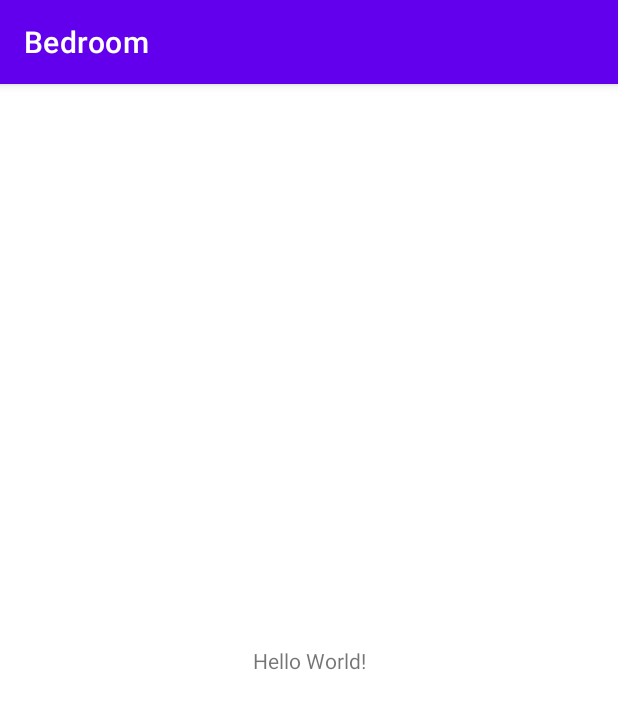
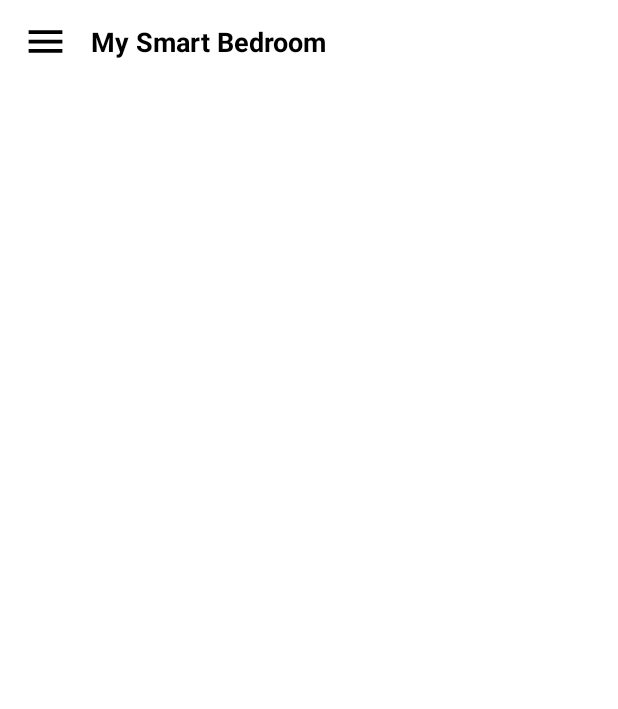
Before and after one commit to brendonrodrigues1999/My-Smart-Bedroom, an Android app: the MainActivity screen opened directly, with no data from a screen before it, on a phone screen of 412 x 824 dp. Shown: the top 709 px of the screen. Run offline under Robolectric (Android 15) with nearby library versions, the phone set to English and light mode, and no system bars; our stand-ins replace Firebase (no records; nobody signed in at launch, a user with empty details on screens opened directly).

Commit message:
Android: implemeted side navigation

```diff
--- a/app/build.gradle
+++ b/app/build.gradle
@@ -46,4 +46,11 @@ dependencies {
     testImplementation 'junit:junit:4.13.2'
     androidTestImplementation 'androidx.test.ext:junit:1.1.3'
     androidTestImplementation 'androidx.test.espresso:espresso-core:3.4.0'
+   // Material Design
+    implementation 'com.google.android.material:material:1.2.0-alphao2'
+    // Rounded Image View
+    implementation 'com.makeramen:roundedimageview:2.3.0'
+    // Navigation Component
+    implementation 'androidx.navigation:navigation-fragment-ktx:2.2.0-rc03'
+    implementation 'androidx.navigation:navigation-ui-ktx:2.2.0-rc03'
 }
--- a/app/src/main/AndroidManifest.xml
+++ b/app/src/main/AndroidManifest.xml
@@ -19,7 +19,7 @@
         <activity
             android:name=".SplashScreenActivity"
             android:exported="true"
-            android:theme="@style/AppTheme.NoActionBar">
+            android:theme="@style/AppTheme">
             <intent-filter>
                 <action android:name="android.intent.action.MAIN" />
 
@@ -32,7 +32,8 @@
             android:exported="false" />
         <activity
             android:name=".MainActivity"
-            android:exported="true"></activity>
+            android:exported="true"
+            android:theme="@style/AppTheme"></activity>
     </application>
 
 </manifest>
--- a/app/src/main/java/com/example/mysmartbedroom/LoginActivity.kt
+++ b/app/src/main/java/com/example/mysmartbedroom/LoginActivity.kt
@@ -7,7 +7,6 @@ import android.widget.Button
 import android.widget.EditText
 import android.widget.Toast
 import com.google.firebase.auth.FirebaseAuth
-import kotlin.math.log
 
 class LoginActivity : AppCompatActivity() {
     private lateinit var auth: FirebaseAuth
--- a/app/src/main/java/com/example/mysmartbedroom/MainActivity.kt
+++ b/app/src/main/java/com/example/mysmartbedroom/MainActivity.kt
@@ -3,6 +3,9 @@ package com.example.mysmartbedroom
 import android.content.Intent
 import androidx.appcompat.app.AppCompatActivity
 import android.os.Bundle
+import android.widget.ImageView
+import androidx.core.view.GravityCompat
+import androidx.drawerlayout.widget.DrawerLayout
 import com.google.firebase.auth.FirebaseAuth
 
 class MainActivity : AppCompatActivity() {
@@ -16,5 +19,10 @@ class MainActivity : AppCompatActivity() {
             startActivity(Intent(this,LoginActivity::class.java))
             finish()
         }
+        val drawerlayout = findViewById<DrawerLayout>(R.id.drawerLayout)
+        val menuBtn = findViewById<ImageView>(R.id.imageMenu)
+        menuBtn.setOnClickListener{
+            drawerlayout.openDrawer(GravityCompat.START)
+        }
     }
 }
--- /dev/null
+++ b/app/src/main/res/drawable/ic_logout.xml
@@ -0,0 +1,5 @@
+<vector android:height="24dp" android:tint="#000000"
+    android:viewportHeight="24" android:viewportWidth="24"
+    android:width="24dp" xmlns:android="http://schemas.android.com/apk/res/android">
+    <path android:fillColor="@android:color/white" android:pathData="M19,3H5C3.9,3 3,3.9 3,5v14c0,1.1 0.9,2 2,2h14c1.1,0 2,-0.9 2,-2V5C21,3.9 20.1,3 19,3zM12,6c1.93,0 3.5,1.57 3.5,3.5c0,1.93 -1.57,3.5 -3.5,3.5s-3.5,-1.57 -3.5,-3.5C8.5,7.57 10.07,6 12,6zM19,19H5v-0.23c0,-0.62 0.28,-1.2 0.76,-1.58C7.47,15.82 9.64,15 12,15s4.53,0.82 6.24,2.19c0.48,0.38 0.76,0.97 0.76,1.58V19z"/>
+</vector>
--- /dev/null
+++ b/app/src/main/res/drawable/ic_menu.xml
@@ -0,0 +1,5 @@
+<vector android:height="24dp" android:tint="#000000"
+    android:viewportHeight="24" android:viewportWidth="24"
+    android:width="24dp" xmlns:android="http://schemas.android.com/apk/res/android">
+    <path android:fillColor="@android:color/white" android:pathData="M3,18h18v-2L3,16v2zM3,13h18v-2L3,11v2zM3,6v2h18L21,6L3,6z"/>
+</vector>
--- /dev/null
+++ b/app/src/main/res/drawable/ic_profile.xml
@@ -0,0 +1,5 @@
+<vector android:height="24dp" android:tint="#000000"
+    android:viewportHeight="24" android:viewportWidth="24"
+    android:width="24dp" xmlns:android="http://schemas.android.com/apk/res/android">
+    <path android:fillColor="@android:color/white" android:pathData="M12,12c2.21,0 4,-1.79 4,-4s-1.79,-4 -4,-4 -4,1.79 -4,4 1.79,4 4,4zM12,14c-2.67,0 -8,1.34 -8,4v2h16v-2c0,-2.66 -5.33,-4 -8,-4z"/>
+</vector>
--- a/app/src/main/res/layout/activity_main.xml
+++ b/app/src/main/res/layout/activity_main.xml
@@ -1,18 +1,50 @@
 <?xml version="1.0" encoding="utf-8"?>
-<androidx.constraintlayout.widget.ConstraintLayout xmlns:android="http://schemas.android.com/apk/res/android"
+<androidx.drawerlayout.widget.DrawerLayout xmlns:android="http://schemas.android.com/apk/res/android"
     xmlns:app="http://schemas.android.com/apk/res-auto"
+    android:id="@+id/drawerLayout"
     xmlns:tools="http://schemas.android.com/tools"
     android:layout_width="match_parent"
     android:layout_height="match_parent"
     tools:context=".MainActivity">
 
-    <TextView
+    <androidx.constraintlayout.widget.ConstraintLayout
+        android:layout_width="match_parent"
+        android:layout_height="match_parent">
+        <LinearLayout
+            android:id="@+id/layoutToolBar"
+            android:layout_width="match_parent"
+            android:layout_height="?actionBarSize"
+            android:background="@color/white"
+            android:gravity="center_vertical"
+            android:orientation="horizontal"
+            android:paddingStart="15dp"
+            android:paddingEnd="15dp"
+            app:layout_constraintTop_toTopOf="parent">
+            <ImageView
+                android:id="@+id/imageMenu"
+                android:layout_width="30dp"
+                android:layout_height="30dp"
+                android:contentDescription="@string/app_name"
+                android:src="@drawable/ic_menu"/>
+            <TextView
+                android:id="@+id/textTitle"
+                android:layout_width="match_parent"
+                android:layout_height="wrap_content"
+                android:layout_marginStart="15dp"
+                android:text="My Smart Bedroom"
+                android:textColor="@color/black"
+                android:textSize="18sp"
+                android:textStyle="bold"/>
+        </LinearLayout>
+
+    </androidx.constraintlayout.widget.ConstraintLayout>
+    <com.google.android.material.navigation.NavigationView
+        android:id="@+id/navigationView"
         android:layout_width="wrap_content"
-        android:layout_height="wrap_content"
-        android:text="Hello World!"
-        app:layout_constraintBottom_toBottomOf="parent"
-        app:layout_constraintEnd_toEndOf="parent"
-        app:layout_constraintStart_toStartOf="parent"
-        app:layout_constraintTop_toTopOf="parent" />
+        android:layout_height="match_parent"
+        app:menu="@menu/navigation_menu"
+        android:layout_gravity="start"/>
 
-</androidx.constraintlayout.widget.ConstraintLayout>
+
+
+</androidx.drawerlayout.widget.DrawerLayout>
--- /dev/null
+++ b/app/src/main/res/menu/navigation_menu.xml
@@ -0,0 +1,13 @@
+<?xml version="1.0" encoding="utf-8"?>
+<menu xmlns:android="http://schemas.android.com/apk/res/android">
+    <item
+        android:id="@+id/menuProfile"
+        android:icon="@drawable/ic_profile"
+        android:title="Profile"/>
+    <item
+        android:id="@+id/menuLogout"
+        android:icon="@drawable/ic_logout"
+        android:title="Profile"/>
+
+
+</menu>
--- a/app/src/main/res/values/styles.xml
+++ b/app/src/main/res/values/styles.xml
@@ -1,11 +1,6 @@
 <?xml version="1.0" encoding="utf-8"?>
 <resources>
-    <style name="AppTheme.NoActionBar">
-        <item name="windowActionBar">false</item>
-        <item name="windowNoTitle">true</item>
-    </style>
-
-    <style name="AppTheme" parent="Theme.AppCompat.Light.DarkActionBar">
+    <style name="AppTheme" parent="Theme.MaterialComponents.Light.NoActionBar">
         <item name="colorPrimary">#000</item>
         <item name="colorPrimaryDark">#000</item>
         <item name="colorAccent">#46E0A2</item>
```
